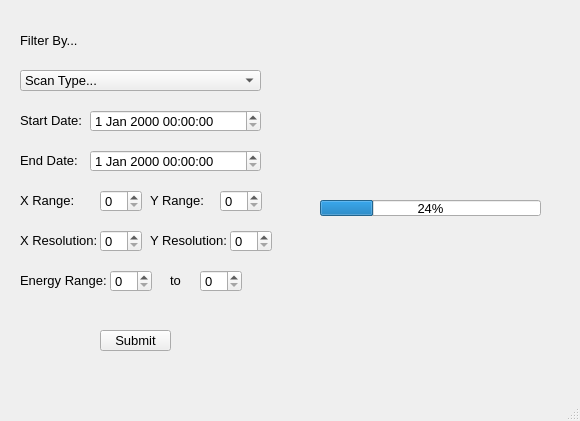
Old version of the form STXM_data_viewer.ui in the repository amy-remeshylo/STXM_data_viewer.
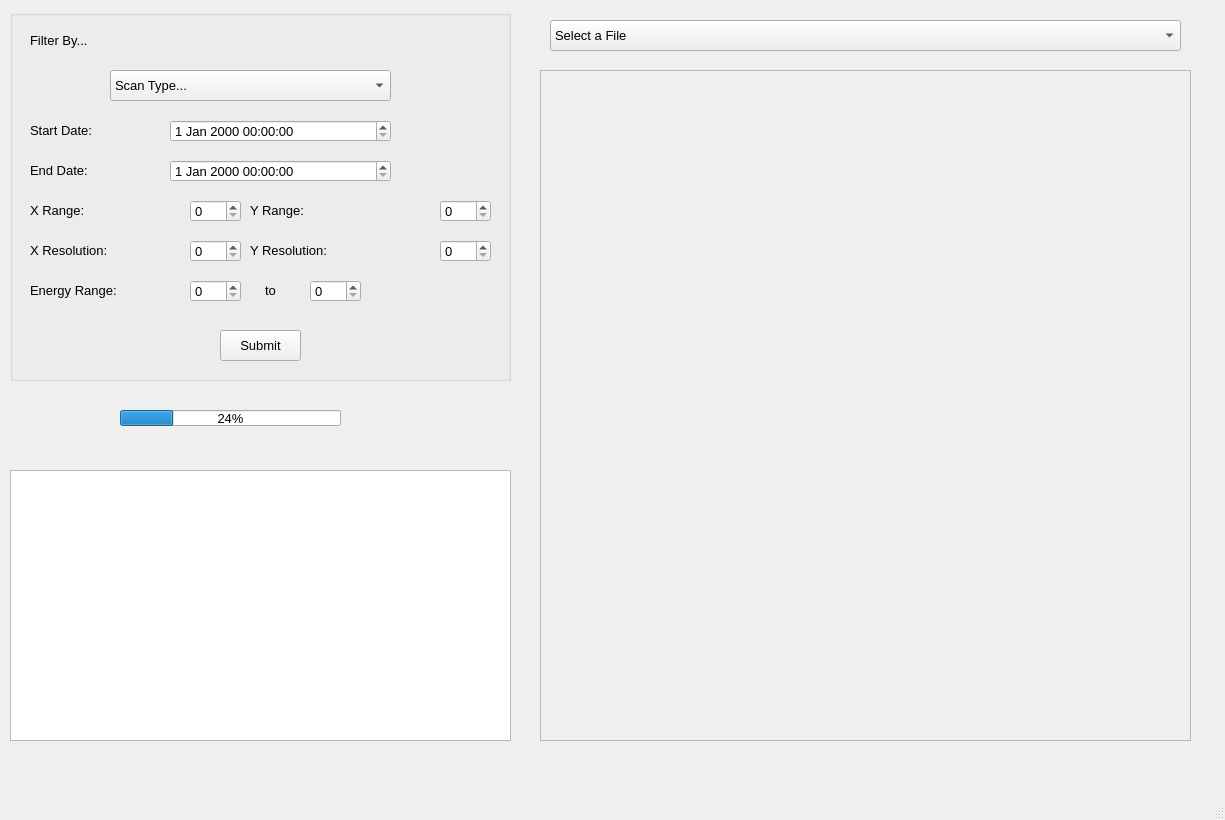
New version of the form.

Commit message: QThreadPool skeleton added

The edit to the form file:
```diff
--- a/STXM_data_viewer.ui
+++ b/STXM_data_viewer.ui
@@ -6,8 +6,8 @@
    <rect>
     <x>0</x>
     <y>0</y>
-    <width>580</width>
-    <height>421</height>
+    <width>1225</width>
+    <height>820</height>
    </rect>
   </property>
   <property name="font">
@@ -19,71 +19,11 @@
    <string>MainWindow</string>
   </property>
   <widget class="QWidget" name="centralwidget">
-   <widget class="QComboBox" name="comboBox">
-    <property name="geometry">
-     <rect>
-      <x>20</x>
-      <y>70</y>
-      <width>241</width>
-      <height>21</height>
-     </rect>
-    </property>
-    <item>
-     <property name="text">
-      <string>Scan Type...</string>
-     </property>
-    </item>
-    <item>
-     <property name="text">
-      <string>sample point spectrum</string>
-     </property>
-    </item>
-    <item>
-     <property name="text">
-      <string>sample line spectrum</string>
-     </property>
-    </item>
-    <item>
-     <property name="text">
-      <string>sample image</string>
-     </property>
-    </item>
-    <item>
-     <property name="text">
-      <string>sample image stack</string>
-     </property>
-    </item>
-    <item>
-     <property name="text">
-      <string>sample focus</string>
-     </property>
-    </item>
-    <item>
-     <property name="text">
-      <string>osa image</string>
-     </property>
-    </item>
-    <item>
-     <property name="text">
-      <string>osa focus</string>
-     </property>
-    </item>
-    <item>
-     <property name="text">
-      <string>detector image</string>
-     </property>
-    </item>
-    <item>
-     <property name="text">
-      <string>generic scan</string>
-     </property>
-    </item>
-   </widget>
    <widget class="QProgressBar" name="progressBar">
     <property name="geometry">
      <rect>
-      <x>320</x>
-      <y>200</y>
+      <x>120</x>
+      <y>410</y>
       <width>221</width>
       <height>16</height>
      </rect>
@@ -92,124 +32,44 @@
      <number>24</number>
     </property>
    </widget>
-   <widget class="QDateTimeEdit" name="startDT">
+   <widget class="QTextBrowser" name="textBrowser">
     <property name="geometry">
      <rect>
-      <x>90</x>
-      <y>110</y>
-      <width>171</width>
-      <height>22</height>
+      <x>10</x>
+      <y>470</y>
+      <width>501</width>
+      <height>271</height>
      </rect>
     </property>
    </widget>
-   <widget class="QDateTimeEdit" name="endDT">
+   <widget class="QGroupBox" name="filtersGB">
     <property name="geometry">
      <rect>
-      <x>90</x>
-      <y>150</y>
-      <width>171</width>
-      <height>22</height>
+      <x>10</x>
+      <y>10</y>
+      <width>501</width>
+      <height>371</height>
      </rect>
     </property>
-   </widget>
-   <widget class="QSpinBox" name="xrangeSB">
-    <property name="geometry">
-     <rect>
-      <x>100</x>
-      <y>190</y>
-      <width>42</width>
-      <height>22</height>
-     </rect>
+    <property name="title">
+     <string/>
     </property>
-   </widget>
    <widget class="QSpinBox" name="yrangeSB">
     <property name="geometry">
      <rect>
-      <x>220</x>
+       <x>430</x>
       <y>190</y>
-      <width>42</width>
+       <width>51</width>
       <height>22</height>
      </rect>
     </property>
    </widget>
-   <widget class="QSpinBox" name="yresSB">
-    <property name="geometry">
-     <rect>
-      <x>230</x>
-      <y>230</y>
-      <width>42</width>
-      <height>22</height>
-     </rect>
-    </property>
-   </widget>
-   <widget class="QSpinBox" name="xresSB">
-    <property name="geometry">
-     <rect>
-      <x>100</x>
-      <y>230</y>
-      <width>42</width>
-      <height>22</height>
-     </rect>
-    </property>
-   </widget>
-   <widget class="QLabel" name="xrangeLBL">
-    <property name="geometry">
-     <rect>
-      <x>20</x>
-      <y>190</y>
-      <width>71</width>
-      <height>21</height>
-     </rect>
-    </property>
-    <property name="text">
-     <string>X Range:</string>
-    </property>
-   </widget>
-   <widget class="QLabel" name="yrangeLBL">
-    <property name="geometry">
-     <rect>
-      <x>150</x>
-      <y>190</y>
-      <width>71</width>
-      <height>21</height>
-     </rect>
-    </property>
-    <property name="text">
-     <string>Y Range:</string>
-    </property>
-   </widget>
-   <widget class="QLabel" name="yresLBL">
-    <property name="geometry">
-     <rect>
-      <x>150</x>
-      <y>230</y>
-      <width>81</width>
-      <height>21</height>
-     </rect>
-    </property>
-    <property name="text">
-     <string>Y Resolution:</string>
-    </property>
-   </widget>
-   <widget class="QLabel" name="xresLBL">
-    <property name="geometry">
-     <rect>
-      <x>20</x>
-      <y>230</y>
-      <width>81</width>
-      <height>21</height>
-     </rect>
-    </property>
-    <property name="text">
-     <string>X Resolution:</string>
-    </property>
-   </widget>
    <widget class="QLabel" name="energyLBL">
     <property name="geometry">
      <rect>
       <x>20</x>
       <y>270</y>
-      <width>91</width>
+       <width>141</width>
       <height>20</height>
      </rect>
     </property>
@@ -217,22 +77,53 @@
      <string>Energy Range:</string>
     </property>
    </widget>
+    <widget class="QLabel" name="label_3">
+     <property name="geometry">
+      <rect>
+       <x>20</x>
+       <y>10</y>
+       <width>241</width>
+       <height>41</height>
+      </rect>
+     </property>
+     <property name="font">
+      <font>
+       <pointsize>10</pointsize>
+      </font>
+     </property>
+     <property name="text">
+      <string>Filter By...</string>
+     </property>
+    </widget>
    <widget class="QSpinBox" name="eminSB">
     <property name="geometry">
      <rect>
-      <x>110</x>
+       <x>180</x>
       <y>270</y>
-      <width>42</width>
+       <width>51</width>
       <height>22</height>
      </rect>
     </property>
    </widget>
-   <widget class="QSpinBox" name="emaxSB">
+    <widget class="QLabel" name="label_2">
     <property name="geometry">
      <rect>
-      <x>200</x>
-      <y>270</y>
-      <width>42</width>
+       <x>20</x>
+       <y>150</y>
+       <width>101</width>
+       <height>21</height>
+      </rect>
+     </property>
+     <property name="text">
+      <string>End Date:</string>
+     </property>
+    </widget>
+    <widget class="QSpinBox" name="yresSB">
+     <property name="geometry">
+      <rect>
+       <x>430</x>
+       <y>230</y>
+       <width>51</width>
       <height>22</height>
      </rect>
     </property>
@@ -240,9 +131,9 @@
    <widget class="QLabel" name="toLBL">
     <property name="geometry">
      <rect>
-      <x>160</x>
+       <x>240</x>
       <y>270</y>
-      <width>31</width>
+       <width>41</width>
       <height>21</height>
      </rect>
     </property>
@@ -253,35 +144,17 @@
      <set>Qt::AlignCenter</set>
     </property>
    </widget>
-   <widget class="QLabel" name="label_3">
+    <widget class="QLabel" name="yrangeLBL">
     <property name="geometry">
      <rect>
-      <x>20</x>
-      <y>20</y>
-      <width>241</width>
-      <height>41</height>
-     </rect>
-    </property>
-    <property name="font">
-     <font>
-      <pointsize>10</pointsize>
-     </font>
-    </property>
-    <property name="text">
-     <string>Filter By...</string>
-    </property>
-   </widget>
-   <widget class="QPushButton" name="submitBTN">
-    <property name="geometry">
-     <rect>
-      <x>100</x>
-      <y>330</y>
-      <width>71</width>
+       <x>240</x>
+       <y>190</y>
+       <width>181</width>
       <height>21</height>
      </rect>
     </property>
     <property name="text">
-     <string>Submit</string>
+      <string>Y Range:</string>
     </property>
    </widget>
    <widget class="QLabel" name="label">
@@ -289,7 +162,7 @@
      <rect>
       <x>20</x>
       <y>110</y>
-      <width>91</width>
+       <width>101</width>
       <height>21</height>
      </rect>
     </property>
@@ -297,18 +170,199 @@
      <string>Start Date:</string>
     </property>
    </widget>
-   <widget class="QLabel" name="label_2">
+    <widget class="QDateTimeEdit" name="endDT">
     <property name="geometry">
      <rect>
-      <x>20</x>
+       <x>160</x>
       <y>150</y>
-      <width>61</width>
+       <width>221</width>
+       <height>22</height>
+      </rect>
+     </property>
+    </widget>
+    <widget class="QLabel" name="xrangeLBL">
+     <property name="geometry">
+      <rect>
+       <x>20</x>
+       <y>190</y>
+       <width>91</width>
       <height>21</height>
      </rect>
     </property>
     <property name="text">
-     <string>End Date:</string>
-    </property>
+      <string>X Range:</string>
+     </property>
+    </widget>
+    <widget class="QLabel" name="xresLBL">
+     <property name="geometry">
+      <rect>
+       <x>20</x>
+       <y>230</y>
+       <width>141</width>
+       <height>21</height>
+      </rect>
+     </property>
+     <property name="text">
+      <string>X Resolution:</string>
+     </property>
+    </widget>
+    <widget class="QSpinBox" name="emaxSB">
+     <property name="geometry">
+      <rect>
+       <x>300</x>
+       <y>270</y>
+       <width>51</width>
+       <height>22</height>
+      </rect>
+     </property>
+    </widget>
+    <widget class="QSpinBox" name="xrangeSB">
+     <property name="geometry">
+      <rect>
+       <x>180</x>
+       <y>190</y>
+       <width>51</width>
+       <height>22</height>
+      </rect>
+     </property>
+    </widget>
+    <widget class="QLabel" name="yresLBL">
+     <property name="geometry">
+      <rect>
+       <x>240</x>
+       <y>230</y>
+       <width>171</width>
+       <height>21</height>
+      </rect>
+     </property>
+     <property name="text">
+      <string>Y Resolution:</string>
+     </property>
+    </widget>
+    <widget class="QDateTimeEdit" name="startDT">
+     <property name="geometry">
+      <rect>
+       <x>160</x>
+       <y>110</y>
+       <width>221</width>
+       <height>22</height>
+      </rect>
+     </property>
+    </widget>
+    <widget class="QComboBox" name="scanCB">
+     <property name="geometry">
+      <rect>
+       <x>100</x>
+       <y>60</y>
+       <width>281</width>
+       <height>31</height>
+      </rect>
+     </property>
+     <item>
+      <property name="text">
+       <string>Scan Type...</string>
+      </property>
+     </item>
+     <item>
+      <property name="text">
+       <string>sample point spectrum</string>
+      </property>
+     </item>
+     <item>
+      <property name="text">
+       <string>sample line spectrum</string>
+      </property>
+     </item>
+     <item>
+      <property name="text">
+       <string>sample image</string>
+      </property>
+     </item>
+     <item>
+      <property name="text">
+       <string>sample image stack</string>
+      </property>
+     </item>
+     <item>
+      <property name="text">
+       <string>sample focus</string>
+      </property>
+     </item>
+     <item>
+      <property name="text">
+       <string>osa image</string>
+      </property>
+     </item>
+     <item>
+      <property name="text">
+       <string>osa focus</string>
+      </property>
+     </item>
+     <item>
+      <property name="text">
+       <string>detector image</string>
+      </property>
+     </item>
+     <item>
+      <property name="text">
+       <string>generic scan</string>
+      </property>
+     </item>
+    </widget>
+    <widget class="QSpinBox" name="xresSB">
+     <property name="geometry">
+      <rect>
+       <x>180</x>
+       <y>230</y>
+       <width>51</width>
+       <height>22</height>
+      </rect>
+     </property>
+    </widget>
+    <widget class="QPushButton" name="submitBTN">
+     <property name="geometry">
+      <rect>
+       <x>210</x>
+       <y>320</y>
+       <width>81</width>
+       <height>31</height>
+      </rect>
+     </property>
+     <property name="text">
+      <string>Submit</string>
+     </property>
+    </widget>
+   </widget>
+   <widget class="QFrame" name="frame">
+    <property name="geometry">
+     <rect>
+      <x>540</x>
+      <y>70</y>
+      <width>651</width>
+      <height>671</height>
+     </rect>
+    </property>
+    <property name="frameShape">
+     <enum>QFrame::StyledPanel</enum>
+    </property>
+    <property name="frameShadow">
+     <enum>QFrame::Raised</enum>
+    </property>
+   </widget>
+   <widget class="QComboBox" name="fileCB">
+    <property name="geometry">
+     <rect>
+      <x>550</x>
+      <y>20</y>
+      <width>631</width>
+      <height>31</height>
+     </rect>
+    </property>
+    <item>
+     <property name="text">
+      <string>Select a File</string>
+     </property>
+    </item>
    </widget>
   </widget>
   <widget class="QMenuBar" name="menubar">
```
Left out of the diff: 2 changed lines with no effect on the pictures. Lines whose indentation alone changed are shown as unchanged. The commit also changes 1 other file.
